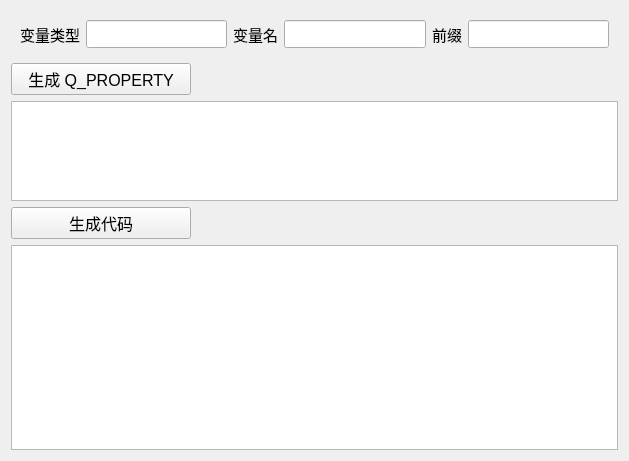
Before: the Qt Designer form src/propertygenerator.ui in handy-sun/qitools, drawn with Qt 5.
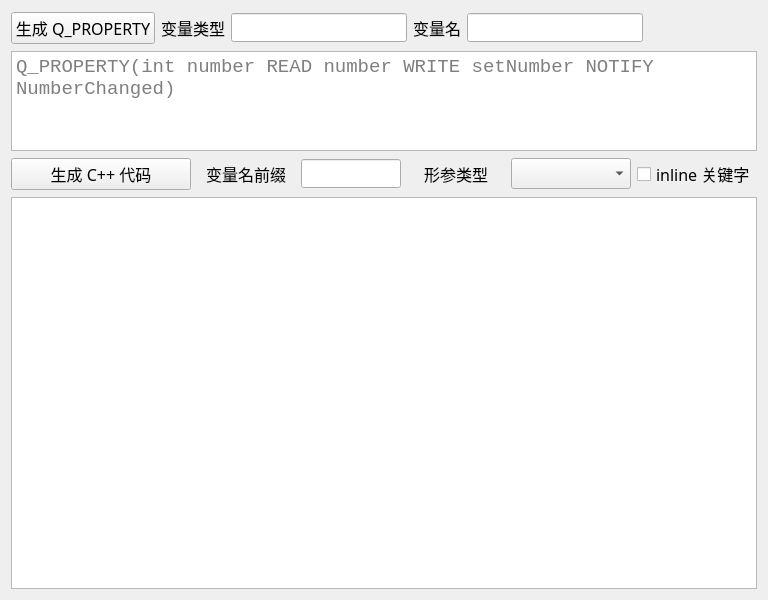
After: the same form once the commit is applied.

Commit message: inline arg

Diff of the .ui file:
```diff
--- a/src/propertygenerator.ui
+++ b/src/propertygenerator.ui
@@ -6,8 +6,8 @@
    <rect>
     <x>0</x>
     <y>0</y>
-    <width>629</width>
-    <height>461</height>
+    <width>768</width>
+    <height>600</height>
    </rect>
   </property>
   <property name="windowTitle">
@@ -17,11 +17,43 @@
    <item>
     <widget class="QFrame" name="frameVariationSet">
      <layout class="QHBoxLayout" name="horizontalLayout">
+      <property name="leftMargin">
+       <number>0</number>
+      </property>
+      <property name="topMargin">
+       <number>1</number>
+      </property>
+      <property name="rightMargin">
+       <number>1</number>
+      </property>
+      <property name="bottomMargin">
+       <number>1</number>
+      </property>
+      <item>
+       <widget class="QPushButton" name="pushBtnGenProperty">
+        <property name="maximumSize">
+         <size>
+          <width>180</width>
+          <height>16777215</height>
+         </size>
+        </property>
+        <property name="font">
+         <font>
+          <family>微软雅黑</family>
+          <pointsize>12</pointsize>
+         </font>
+        </property>
+        <property name="text">
+         <string>生成 Q_PROPERTY</string>
+        </property>
+       </widget>
+      </item>
       <item>
        <widget class="QLabel" name="label_4">
         <property name="font">
          <font>
-          <pointsize>11</pointsize>
+          <family>微软雅黑</family>
+          <pointsize>12</pointsize>
          </font>
         </property>
         <property name="text">
@@ -33,6 +65,7 @@
        <widget class="QLineEdit" name="lineEditType">
         <property name="font">
          <font>
+          <family>Consolas</family>
           <pointsize>13</pointsize>
          </font>
         </property>
@@ -42,7 +75,8 @@
        <widget class="QLabel" name="label">
         <property name="font">
          <font>
-          <pointsize>11</pointsize>
+          <family>微软雅黑</family>
+          <pointsize>12</pointsize>
          </font>
         </property>
         <property name="text">
@@ -54,53 +88,28 @@
        <widget class="QLineEdit" name="lineEditVariation">
         <property name="font">
          <font>
+          <family>Consolas</family>
           <pointsize>13</pointsize>
          </font>
         </property>
        </widget>
       </item>
       <item>
-       <widget class="QLabel" name="label_2">
-        <property name="font">
-         <font>
-          <pointsize>11</pointsize>
-         </font>
+       <spacer name="horizontalSpacer_2">
+        <property name="orientation">
+         <enum>Qt::Horizontal</enum>
         </property>
-        <property name="text">
-         <string>前缀</string>
+        <property name="sizeHint" stdset="0">
+         <size>
+          <width>40</width>
+          <height>20</height>
+         </size>
         </property>
-       </widget>
-      </item>
-      <item>
-       <widget class="QLineEdit" name="lineEditPrefix">
-        <property name="font">
-         <font>
-          <pointsize>13</pointsize>
-         </font>
-        </property>
-       </widget>
+       </spacer>
       </item>
      </layout>
     </widget>
    </item>
-   <item>
-    <widget class="QPushButton" name="pushBtnGenProperty">
-     <property name="maximumSize">
-      <size>
-       <width>180</width>
-       <height>16777215</height>
-      </size>
-     </property>
-     <property name="font">
-      <font>
-       <pointsize>12</pointsize>
-      </font>
-     </property>
-     <property name="text">
-      <string>生成 Q_PROPERTY</string>
-     </property>
-    </widget>
-   </item>
    <item>
     <widget class="QTextEdit" name="textEditGenProperty">
      <property name="maximumSize">
@@ -112,27 +121,138 @@
      <property name="font">
       <font>
        <family>Consolas</family>
-       <pointsize>12</pointsize>
+       <pointsize>14</pointsize>
       </font>
      </property>
+     <property name="placeholderText">
+      <string notr="true">Q_PROPERTY(int number READ number WRITE setNumber NOTIFY NumberChanged)</string>
+     </property>
     </widget>
    </item>
    <item>
-    <widget class="QPushButton" name="pushBtnGenCode">
-     <property name="maximumSize">
-      <size>
-       <width>180</width>
-       <height>16777215</height>
-      </size>
-     </property>
-     <property name="font">
-      <font>
-       <pointsize>12</pointsize>
-      </font>
-     </property>
-     <property name="text">
-      <string>生成代码</string>
-     </property>
+    <widget class="QFrame" name="frameGenCode">
+     <layout class="QHBoxLayout" name="horizontalLayout_2">
+      <property name="leftMargin">
+       <number>0</number>
+      </property>
+      <property name="topMargin">
+       <number>1</number>
+      </property>
+      <property name="rightMargin">
+       <number>1</number>
+      </property>
+      <property name="bottomMargin">
+       <number>1</number>
+      </property>
+      <item>
+       <widget class="QPushButton" name="pushBtnGenCode">
+        <property name="minimumSize">
+         <size>
+          <width>180</width>
+          <height>0</height>
+         </size>
+        </property>
+        <property name="maximumSize">
+         <size>
+          <width>250</width>
+          <height>16777215</height>
+         </size>
+        </property>
+        <property name="font">
+         <font>
+          <family>微软雅黑</family>
+          <pointsize>12</pointsize>
+         </font>
+        </property>
+        <property name="text">
+         <string>生成 C++ 代码</string>
+        </property>
+       </widget>
+      </item>
+      <item>
+       <widget class="QLabel" name="label_3">
+        <property name="font">
+         <font>
+          <family>微软雅黑</family>
+          <pointsize>12</pointsize>
+         </font>
+        </property>
+        <property name="text">
+         <string>变量名前缀</string>
+        </property>
+        <property name="alignment">
+         <set>Qt::AlignCenter</set>
+        </property>
+       </widget>
+      </item>
+      <item>
+       <widget class="QLineEdit" name="lineEditPrefix">
+        <property name="maximumSize">
+         <size>
+          <width>100</width>
+          <height>16777215</height>
+         </size>
+        </property>
+        <property name="font">
+         <font>
+          <family>Consolas</family>
+          <pointsize>13</pointsize>
+         </font>
+        </property>
+       </widget>
+      </item>
+      <item>
+       <widget class="QLabel" name="label_5">
+        <property name="minimumSize">
+         <size>
+          <width>70</width>
+          <height>0</height>
+         </size>
+        </property>
+        <property name="font">
+         <font>
+          <family>微软雅黑</family>
+          <pointsize>12</pointsize>
+         </font>
+        </property>
+        <property name="text">
+         <string>形参类型</string>
+        </property>
+        <property name="alignment">
+         <set>Qt::AlignCenter</set>
+        </property>
+       </widget>
+      </item>
+      <item>
+       <widget class="QComboBox" name="comboBoxArg">
+        <property name="minimumSize">
+         <size>
+          <width>120</width>
+          <height>0</height>
+         </size>
+        </property>
+        <property name="font">
+         <font>
+          <family>微软雅黑</family>
+          <pointsize>12</pointsize>
+         </font>
+        </property>
+       </widget>
+      </item>
+      <item>
+       <widget class="QCheckBox" name="checkBoxInline">
+        <property name="font">
+         <font>
+          <family>微软雅黑</family>
+          <pointsize>12</pointsize>
+         </font>
+        </property>
+        <property name="text">
+         <string>inline 关键字</string>
+        </property>
+       </widget>
+      </item>
+     </layout>
     </widget>
    </item>
    <item>
@@ -140,7 +260,7 @@
      <property name="font">
       <font>
        <family>Consolas</family>
-       <pointsize>11</pointsize>
+       <pointsize>14</pointsize>
       </font>
      </property>
     </widget>
```
Left out of the diff: 3 changed lines with no effect on the pictures. The commit also changes 5 other files.
